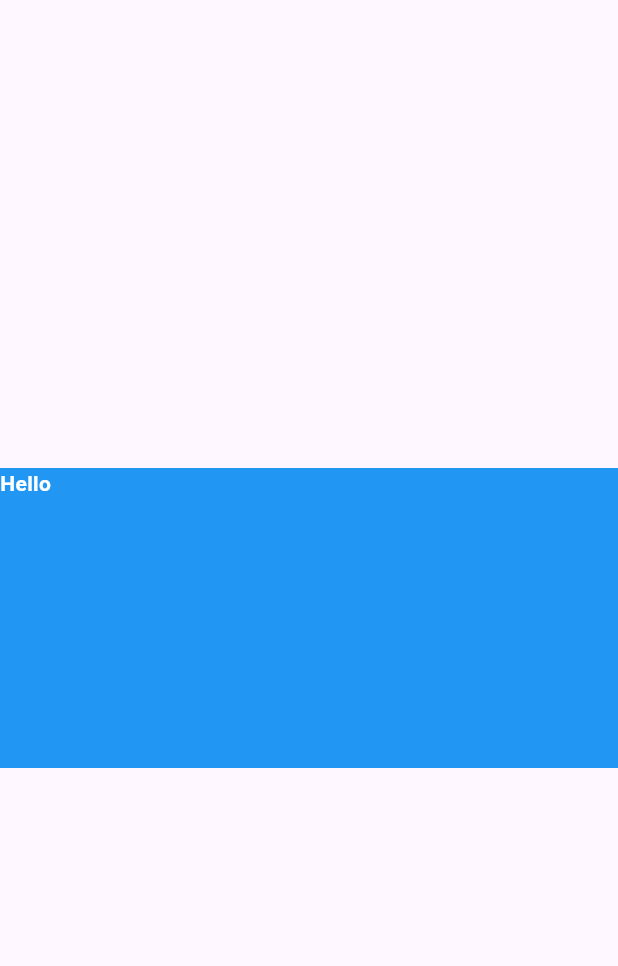
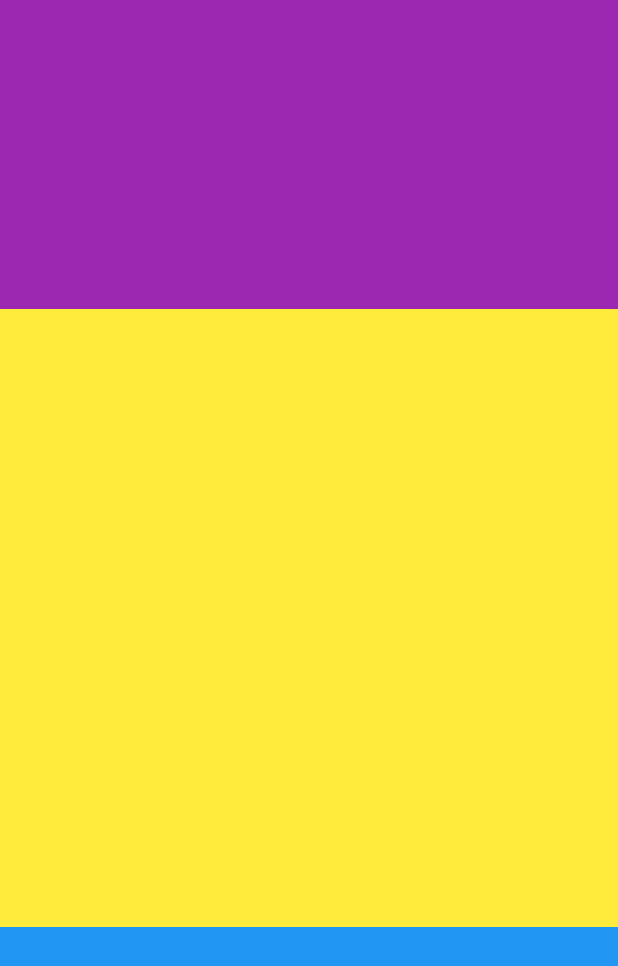
Before and after one commit to Mehedi-hasan-Asif/all_widgets, a Flutter app: the screen it shows after launch, on a phone screen of 412 x 824 dp. Shown: the top 966 px of the screen. Run offline on Flutter 3.47's test engine with Material 3 defaults, Android fonts, the phone set to English and light mode, and no system bars.

Commit message:
Initial commit

```diff
--- a/lib/main.dart
+++ b/lib/main.dart
@@ -1,8 +1,9 @@
 import 'package:flutter/material.dart';
 
-void main(){
-  runApp( const MyFirstApp());
+void main() {
+  runApp(const MyFirstApp());
 }
+
 class MyFirstApp extends StatelessWidget {
   const MyFirstApp({super.key});
 
@@ -11,14 +12,33 @@ class MyFirstApp extends StatelessWidget {
     return MaterialApp(
       debugShowCheckedModeBanner: false,
       home: Scaffold(
-        body: Center(
-          child: Container(
-            height: 200.0,
-            width: double.infinity,
-            color: Colors.blue,
-              child: const Text('Hello',style: TextStyle(color: Colors.white,fontWeight: FontWeight.bold),),
-
-          ),
+        body: Column(
+          children: [
+            Expanded(
+              flex: 1,
+              child: Container(
+                width: double.infinity,
+                height: 300,
+                color: Colors.purple,
+              ),
+            ),
+            Expanded(
+              flex: 2,
+              child: Container(
+                width: double.infinity,
+                height: 300,
+                color: Colors.yellow
+              ),
+            ),
+            Expanded(
+              flex: 1,
+              child: Container(
+                width: double.infinity,
+                height: 300,
+                color: Colors.blue,
+              ),
+            ),
+          ],
         ),
       ),
     );
```
